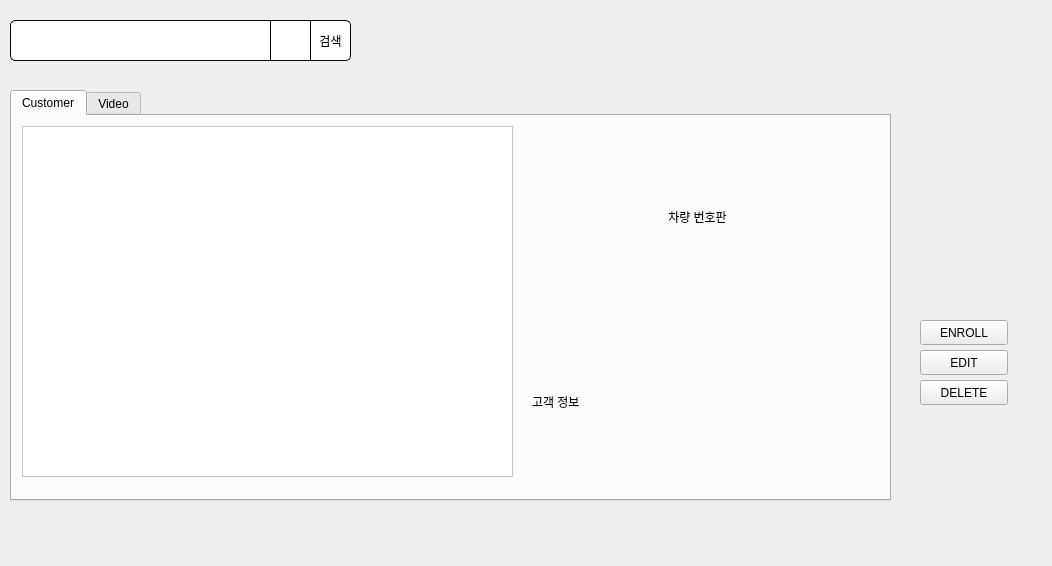
First picture: the form in cctv_36/src/ui/search.ui, repository VEDA-ThirtySix/PAMS-client, before the edit.
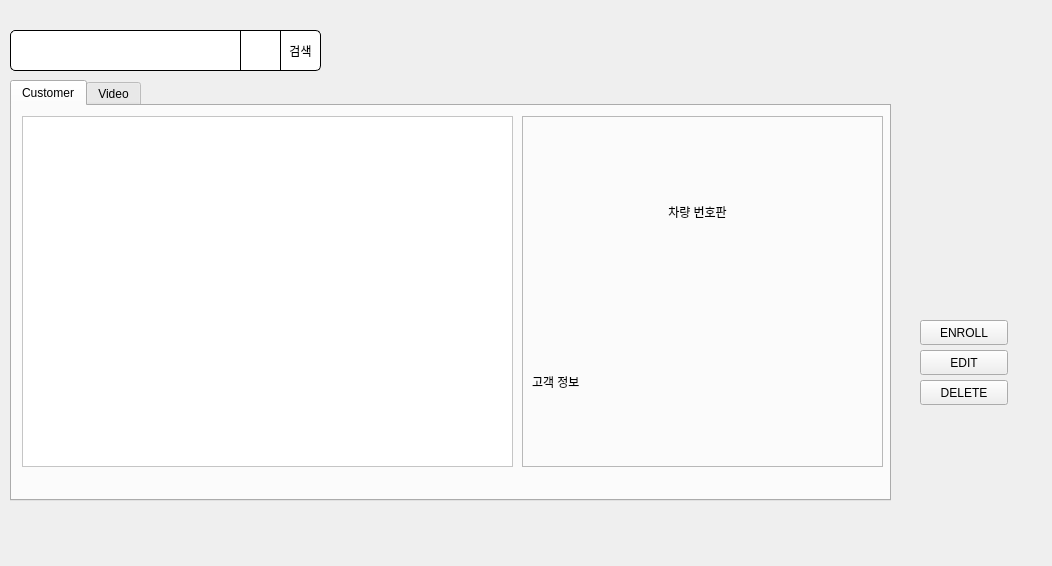
Second picture: the form after the edit. Icons and pictures are not drawn.

What changed in the file:
```diff
--- a/cctv_36/src/ui/search.ui
+++ b/cctv_36/src/ui/search.ui
@@ -13,52 +13,13 @@
   <property name="windowTitle">
    <string>Form</string>
   </property>
-  <widget class="QLineEdit" name="searchInput">
-   <property name="geometry">
-    <rect>
-     <x>10</x>
-     <y>20</y>
-     <width>261</width>
-     <height>41</height>
-    </rect>
-   </property>
-   <property name="styleSheet">
-    <string notr="true">background-color: rgb(255, 255, 255);
-border:1px solid rgb(0, 0, 0);
-border-top-right-radius: 0px;
-border-bottom-right-radius: 0px;
-border-top-left-radius: 5px;
-border-bottom-left-radius: 5px;</string>
-   </property>
-  </widget>
-  <widget class="QPushButton" name="searchButton">
-   <property name="geometry">
-    <rect>
-     <x>310</x>
-     <y>20</y>
-     <width>41</width>
-     <height>41</height>
-    </rect>
-   </property>
-   <property name="styleSheet">
-    <string notr="true">background-color: rgb(255, 255, 255);
-border:1px solid rgb(0, 0, 0);
-border-top-right-radius: 5px;
-border-bottom-right-radius: 5px;
-border-top-left-radius: 0;
-border-bottom-left-radius: 0;</string>
-   </property>
-   <property name="text">
-    <string>검색</string>
-   </property>
-  </widget>
   <widget class="QTabWidget" name="searchTabWidget">
    <property name="geometry">
     <rect>
      <x>10</x>
-     <y>90</y>
+     <y>80</y>
      <width>881</width>
-     <height>411</height>
+     <height>421</height>
     </rect>
    </property>
    <property name="styleSheet">
@@ -106,34 +67,53 @@
 }</string>
      </property>
     </widget>
-    <widget class="QLabel" name="textLabel">
+    <widget class="QFrame" name="frame">
      <property name="geometry">
       <rect>
-       <x>520</x>
-       <y>200</y>
-       <width>331</width>
-       <height>171</height>
-      </rect>
-     </property>
-     <property name="text">
-      <string>고객 정보</string>
-     </property>
-    </widget>
-    <widget class="QLabel" name="imageLabel">
-     <property name="geometry">
-      <rect>
-       <x>520</x>
+       <x>510</x>
        <y>10</y>
-       <width>331</width>
-       <height>181</height>
+       <width>361</width>
+       <height>351</height>
       </rect>
      </property>
-     <property name="text">
-      <string>차량 번호판</string>
+     <property name="frameShape">
+      <enum>QFrame::Shape::StyledPanel</enum>
      </property>
-     <property name="alignment">
-      <set>Qt::AlignmentFlag::AlignCenter</set>
+     <property name="frameShadow">
+      <enum>QFrame::Shadow::Raised</enum>
      </property>
+     <widget class="QLabel" name="imageLabel">
+      <property name="geometry">
+       <rect>
+        <x>10</x>
+        <y>10</y>
+        <width>331</width>
+        <height>171</height>
+       </rect>
+      </property>
+      <property name="text">
+       <string>차량 번호판</string>
+      </property>
+      <property name="alignment">
+       <set>Qt::AlignmentFlag::AlignCenter</set>
+      </property>
+     </widget>
+     <widget class="QLabel" name="textLabel">
+      <property name="geometry">
+       <rect>
+        <x>10</x>
+        <y>190</y>
+        <width>331</width>
+        <height>151</height>
+       </rect>
+      </property>
+      <property name="text">
+       <string>고객 정보</string>
+      </property>
+      <property name="alignment">
+       <set>Qt::AlignmentFlag::AlignLeading|Qt::AlignmentFlag::AlignLeft|Qt::AlignmentFlag::AlignVCenter</set>
+      </property>
+     </widget>
     </widget>
    </widget>
    <widget class="QWidget" name="videoTab">
@@ -207,8 +187,8 @@
   <widget class="QPushButton" name="filterButton">
    <property name="geometry">
     <rect>
-     <x>270</x>
-     <y>20</y>
+     <x>240</x>
+     <y>30</y>
      <width>41</width>
      <height>41</height>
     </rect>
@@ -229,6 +209,45 @@
      <normaloff>:/images/list.png</normaloff>:/images/list.png</iconset>
    </property>
   </widget>
+  <widget class="QLineEdit" name="searchInput">
+   <property name="geometry">
+    <rect>
+     <x>10</x>
+     <y>30</y>
+     <width>231</width>
+     <height>41</height>
+    </rect>
+   </property>
+   <property name="styleSheet">
+    <string notr="true">background-color: rgb(255, 255, 255);
+border:1px solid rgb(0, 0, 0);
+border-top-right-radius: 0px;
+border-bottom-right-radius: 0px;
+border-top-left-radius: 5px;
+border-bottom-left-radius: 5px;</string>
+   </property>
+  </widget>
+  <widget class="QPushButton" name="searchButton">
+   <property name="geometry">
+    <rect>
+     <x>280</x>
+     <y>30</y>
+     <width>41</width>
+     <height>41</height>
+    </rect>
+   </property>
+   <property name="styleSheet">
+    <string notr="true">background-color: rgb(255, 255, 255);
+border:1px solid rgb(0, 0, 0);
+border-top-right-radius: 5px;
+border-bottom-right-radius: 5px;
+border-top-left-radius: 0;
+border-bottom-left-radius: 0;</string>
+   </property>
+   <property name="text">
+    <string>검색</string>
+   </property>
+  </widget>
  </widget>
  <resources>
   <include location="../../images.qrc"/>
```
